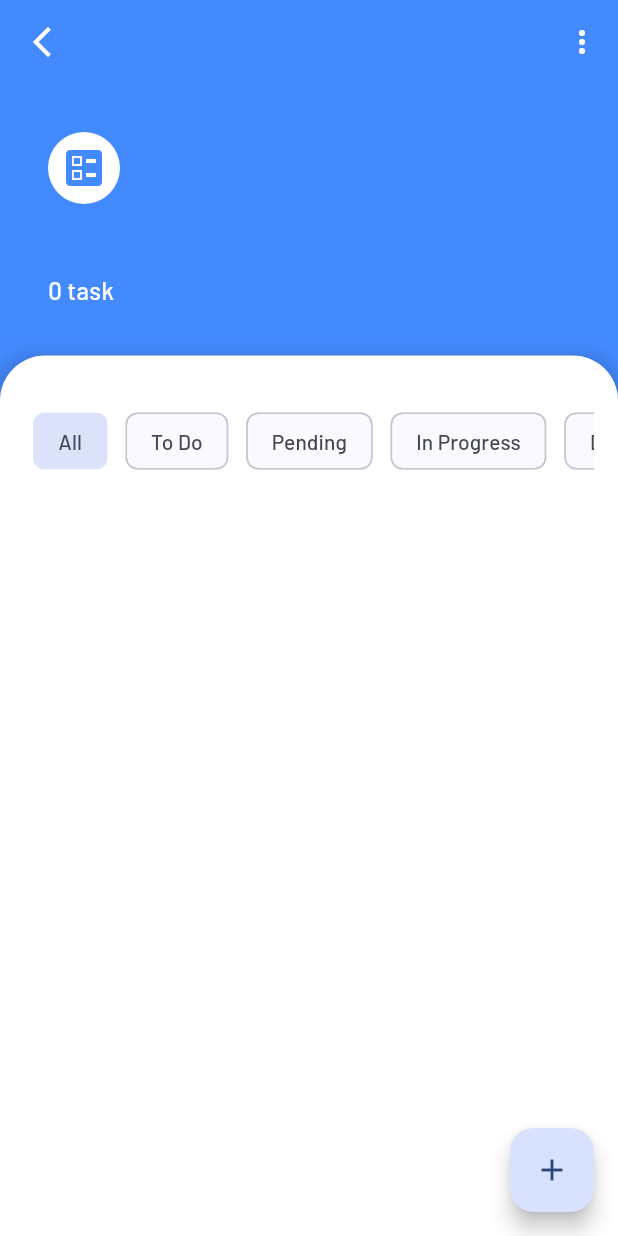
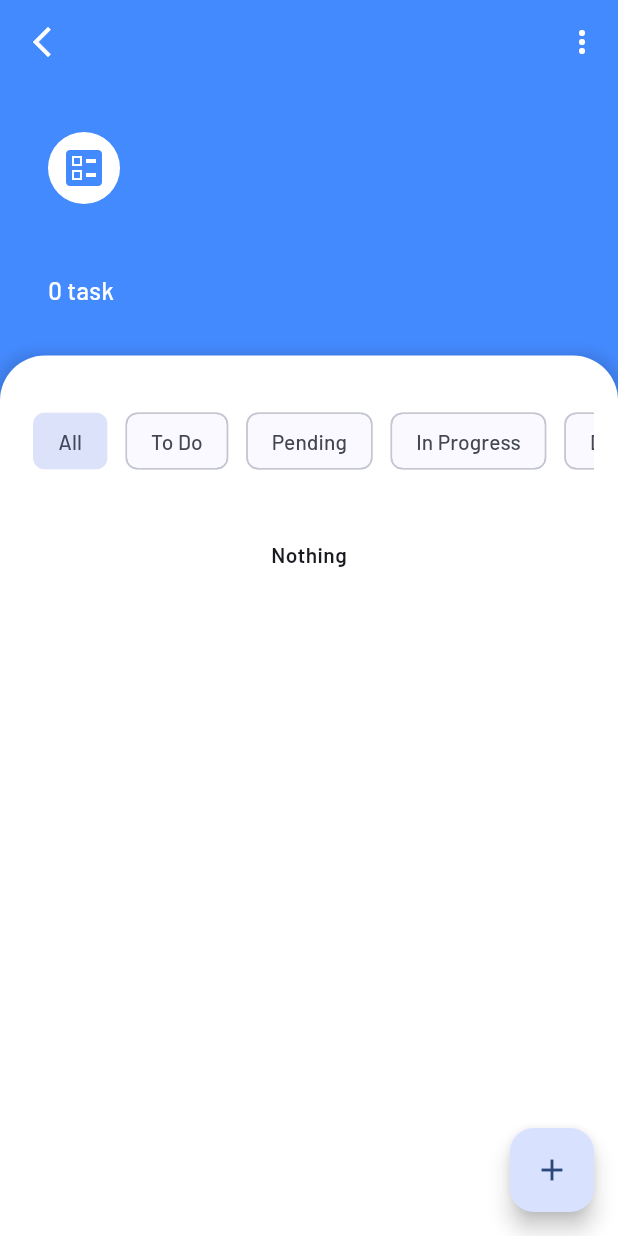
Before and after one commit to tuyen1204/ziichat_todo, a Flutter app: the ItemsTodoDetail screen opened directly with empty values, on a phone screen of 412 x 824 dp. Run offline on Flutter 3.47's test engine with Material 3 defaults, Android fonts, the phone set to English and light mode, and no system bars; our stand-ins replace infinite_scroll_pagination.

Commit message:
[feat]: Update UI Sort Empty

```diff
--- a/ziichat_todo/lib/screens/folder/folder_detail.dart
+++ b/ziichat_todo/lib/screens/folder/folder_detail.dart
@@ -463,7 +463,18 @@ class _ItemsTodoDetailState extends State<ItemsTodoDetail> {
         //     },
         //   ),
         // ),
-        Column(
+
+        sortByStatus.isEmpty
+            ? SizedBox(
+                width: double.infinity,
+                height: 100,
+                child: Center(
+                    child: Text(
+                  "Nothing",
+                  style: TextStyle(fontWeight: FontWeight.w600),
+                )),
+              )
+            : Column(
                 spacing: 8,
                 mainAxisAlignment: MainAxisAlignment.start,
                 crossAxisAlignment: CrossAxisAlignment.start,
```
Lines whose indentation alone changed are shown as unchanged.
